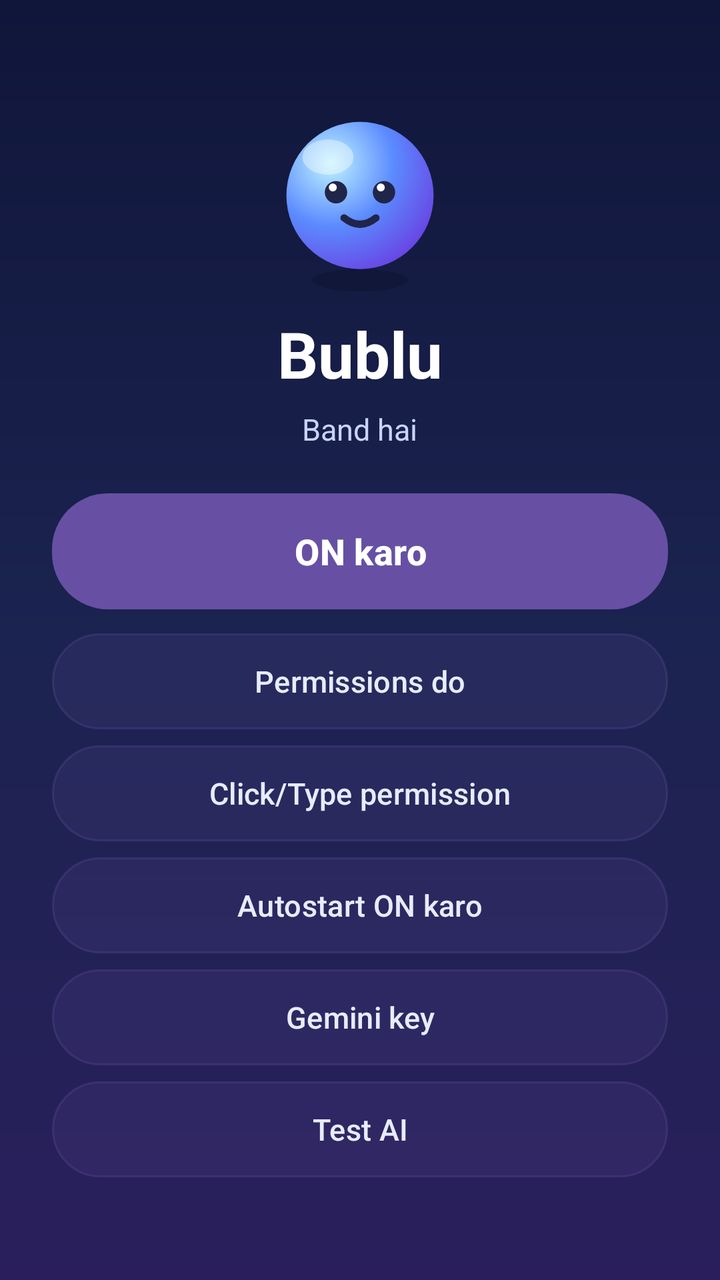
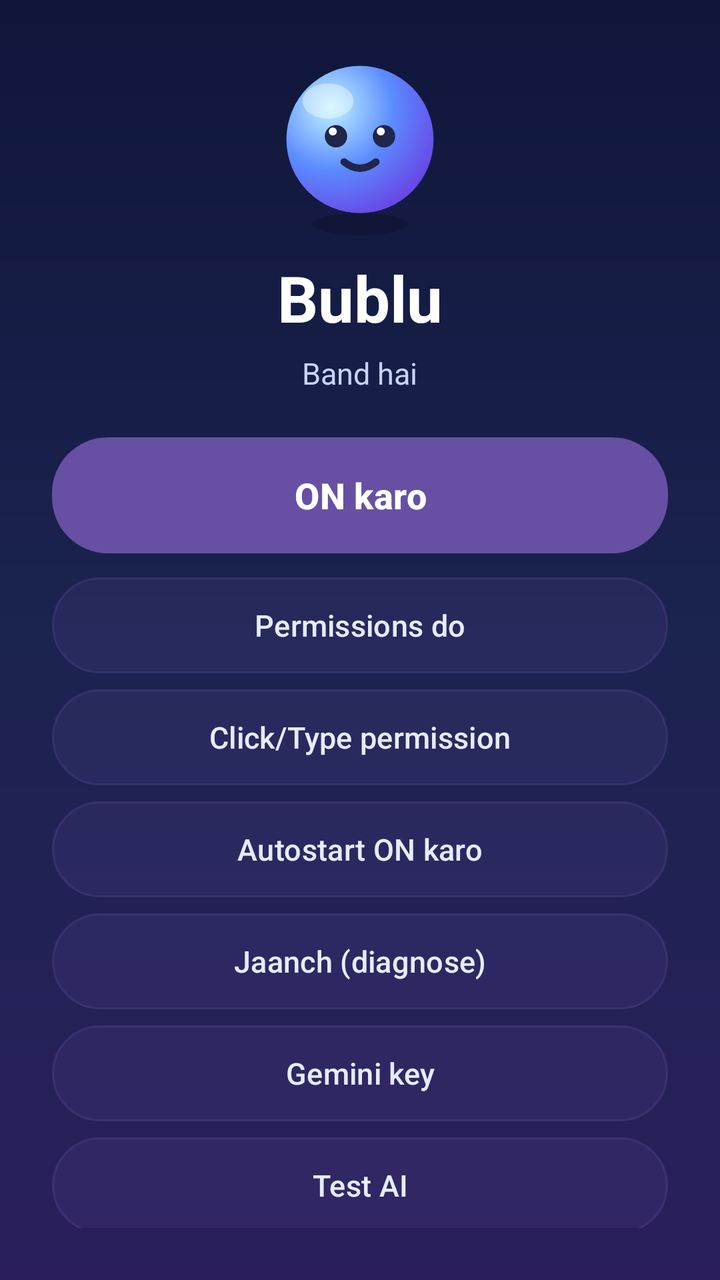

Before-and-after screenshots of an Android layout around one commit, followed by the original layout XML and the change that was made.
<!-- AndroidManifest.xml: application theme Theme.Mitra -->
<!-- res/layout/activity_main.xml -->
<?xml version="1.0" encoding="utf-8"?>
<LinearLayout xmlns:android="http://schemas.android.com/apk/res/android"
    android:layout_width="match_parent"
    android:layout_height="match_parent"
    android:orientation="vertical"
    android:gravity="center"
    android:padding="26dp"
    android:background="@drawable/bg_gradient">

    <ImageView
        android:layout_width="96dp"
        android:layout_height="96dp"
        android:src="@drawable/char_idle"
        android:contentDescription="@string/app_name" />

    <TextView
        android:layout_width="wrap_content"
        android:layout_height="wrap_content"
        android:layout_marginTop="8dp"
        android:text="Bublu"
        android:textColor="#FFFFFF"
        android:textStyle="bold"
        android:textSize="32sp" />

    <TextView
        android:id="@+id/statusTxt"
        android:layout_width="wrap_content"
        android:layout_height="wrap_content"
        android:layout_marginTop="6dp"
        android:gravity="center"
        android:text="Band hai"
        android:textColor="#C9D4FF"
        android:textSize="15sp" />

    <Button
        android:id="@+id/toggleBtn"
        android:layout_width="match_parent"
        android:layout_height="58dp"
        android:layout_marginTop="22dp"
        android:background="@drawable/btn_bg"
        android:text="ON karo"
        android:textAllCaps="false"
        android:textColor="#FFFFFF"
        android:textSize="18sp"
        android:textStyle="bold" />

    <Button
        android:id="@+id/permBtn"
        android:layout_width="match_parent"
        android:layout_height="48dp"
        android:layout_marginTop="12dp"
        android:background="@drawable/btn_soft"
        android:text="Permissions do"
        android:textAllCaps="false"
        android:textColor="#E7ECFF"
        android:textSize="15sp" />

    <Button
        android:id="@+id/accBtn"
        android:layout_width="match_parent"
        android:layout_height="48dp"
        android:layout_marginTop="8dp"
        android:background="@drawable/btn_soft"
        android:text="Click/Type permission"
        android:textAllCaps="false"
        android:textColor="#E7ECFF"
        android:textSize="15sp" />

    <Button
        android:id="@+id/autoBtn"
        android:layout_width="match_parent"
        android:layout_height="48dp"
        android:layout_marginTop="8dp"
        android:background="@drawable/btn_soft"
        android:text="Autostart ON karo"
        android:textAllCaps="false"
        android:textColor="#E7ECFF"
        android:textSize="15sp" />

    <Button
        android:id="@+id/keyBtn"
        android:layout_width="match_parent"
        android:layout_height="48dp"
        android:layout_marginTop="8dp"
        android:background="@drawable/btn_soft"
        android:text="Gemini key"
        android:textAllCaps="false"
        android:textColor="#E7ECFF"
        android:textSize="15sp" />

    <Button
        android:id="@+id/testBtn"
        android:layout_width="match_parent"
        android:layout_height="48dp"
        android:layout_marginTop="8dp"
        android:background="@drawable/btn_soft"
        android:text="Test AI"
        android:textAllCaps="false"
        android:textColor="#E7ECFF"
        android:textSize="15sp" />

</LinearLayout>
<!-- resources referenced by this layout -->
<resources>
  <!-- drawable bg_gradient (drawable) -->
  <?xml version="1.0" encoding="utf-8"?>
  <shape xmlns:android="http://schemas.android.com/apk/res/android"
      android:shape="rectangle">
      <gradient
          android:startColor="#10163A"
          android:centerColor="#1B2350"
          android:endColor="#2A1F5C"
          android:angle="270" />
  </shape>
  <!-- drawable btn_bg (drawable) -->
  <?xml version="1.0" encoding="utf-8"?>
  <shape xmlns:android="http://schemas.android.com/apk/res/android"
      android:shape="rectangle">
      <gradient
          android:startColor="#4F7CFF"
          android:endColor="#7C3AED"
          android:angle="0" />
      <corners android:radius="28dp" />
  </shape>
  <!-- drawable btn_soft (drawable) -->
  <?xml version="1.0" encoding="utf-8"?>
  <shape xmlns:android="http://schemas.android.com/apk/res/android"
      android:shape="rectangle">
      <solid android:color="#22FFFFFF" />
      <corners android:radius="25dp" />
      <stroke
          android:width="1dp"
          android:color="#44FFFFFF" />
  </shape>
  <!-- drawable char_idle (drawable) -->
  <vector xmlns:android="http://schemas.android.com/apk/res/android"
      xmlns:aapt="http://schemas.android.com/aapt"
      android:width="120dp" android:height="120dp"
      android:viewportWidth="120" android:viewportHeight="120">
      <path android:fillColor="#26000000"
          android:pathData="M60,111 m-30,0 a30,7 0 1,0 60,0 a30,7 0 1,0 -60,0"/>
      <path android:pathData="M60,58 m-46,0 a46,46 0 1,0 92,0 a46,46 0 1,0 -92,0">
          <aapt:attr name="android:fillColor">
              <gradient android:type="radial"
                  android:centerX="42" android:centerY="38" android:gradientRadius="78"
                  android:startColor="#BFF3FF" android:centerColor="#5B8BFF" android:endColor="#6A3BE0"/>
          </aapt:attr>
      </path>
      <path android:fillColor="#66FFFFFF"
          android:pathData="M40,34 m-16,0 a16,11 0 1,0 32,0 a16,11 0 1,0 -32,0"/>
      <path android:fillColor="#20264A"
          android:pathData="M45,56 m-7,0 a7,7 0 1,0 14,0 a7,7 0 1,0 -14,0"/>
      <path android:fillColor="#20264A"
          android:pathData="M75,56 m-7,0 a7,7 0 1,0 14,0 a7,7 0 1,0 -14,0"/>
      <path android:fillColor="#FFFFFF"
          android:pathData="M43,53 m-2.5,0 a2.5,2.5 0 1,0 5,0 a2.5,2.5 0 1,0 -5,0"/>
      <path android:fillColor="#FFFFFF"
          android:pathData="M73,53 m-2.5,0 a2.5,2.5 0 1,0 5,0 a2.5,2.5 0 1,0 -5,0"/>
      <path android:strokeColor="#20264A" android:strokeWidth="4.5" android:strokeLineCap="round"
          android:pathData="M50,72 Q60,80 70,72" android:fillColor="#00000000"/>
  </vector>
  <string name="app_name">Bublu</string>
  <style name="Theme.Mitra" parent="Theme.Material3.DayNight.NoActionBar">
          <item name="android:statusBarColor">#10163A</item>
          <item name="android:windowBackground">#10163A</item>
      </style>
</resources>

<!-- the commit's change to res/layout/activity_main.xml (unified diff, before → after) -->
@@ -78,6 +78,17 @@
         android:textSize="15sp" />
 
     <Button
+        android:id="@+id/diagBtn"
+        android:layout_width="match_parent"
+        android:layout_height="48dp"
+        android:layout_marginTop="8dp"
+        android:background="@drawable/btn_soft"
+        android:text="Jaanch (diagnose)"
+        android:textAllCaps="false"
+        android:textColor="#E7ECFF"
+        android:textSize="15sp" />
+
+    <Button
         android:id="@+id/keyBtn"
         android:layout_width="match_parent"
         android:layout_height="48dp"
